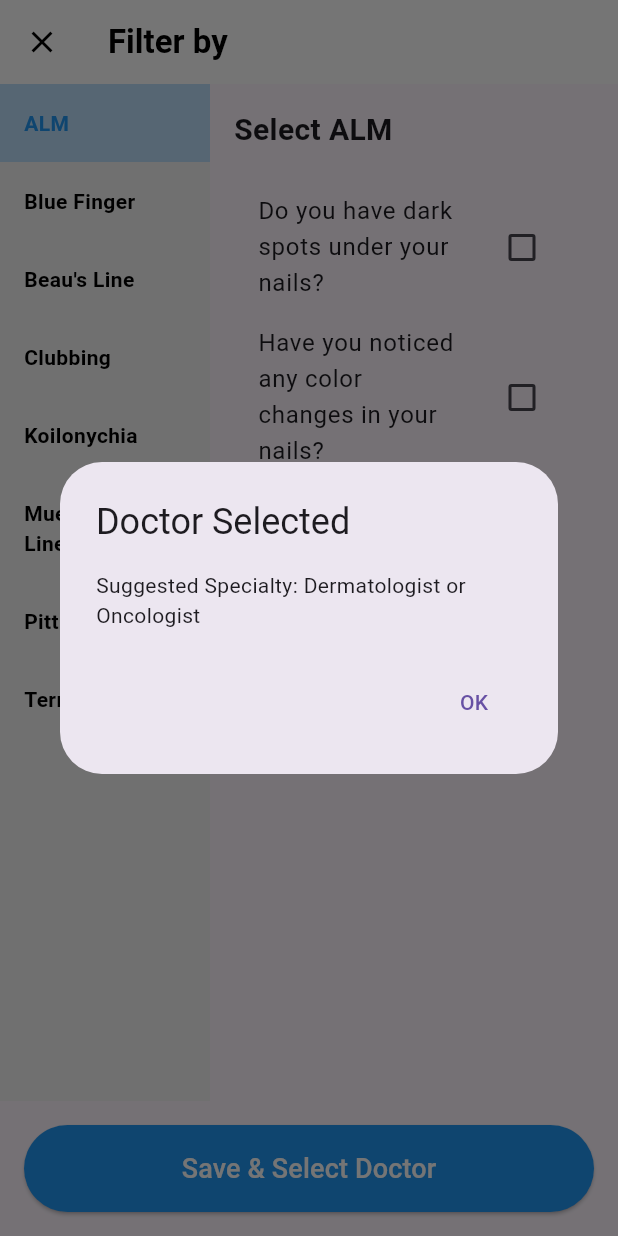
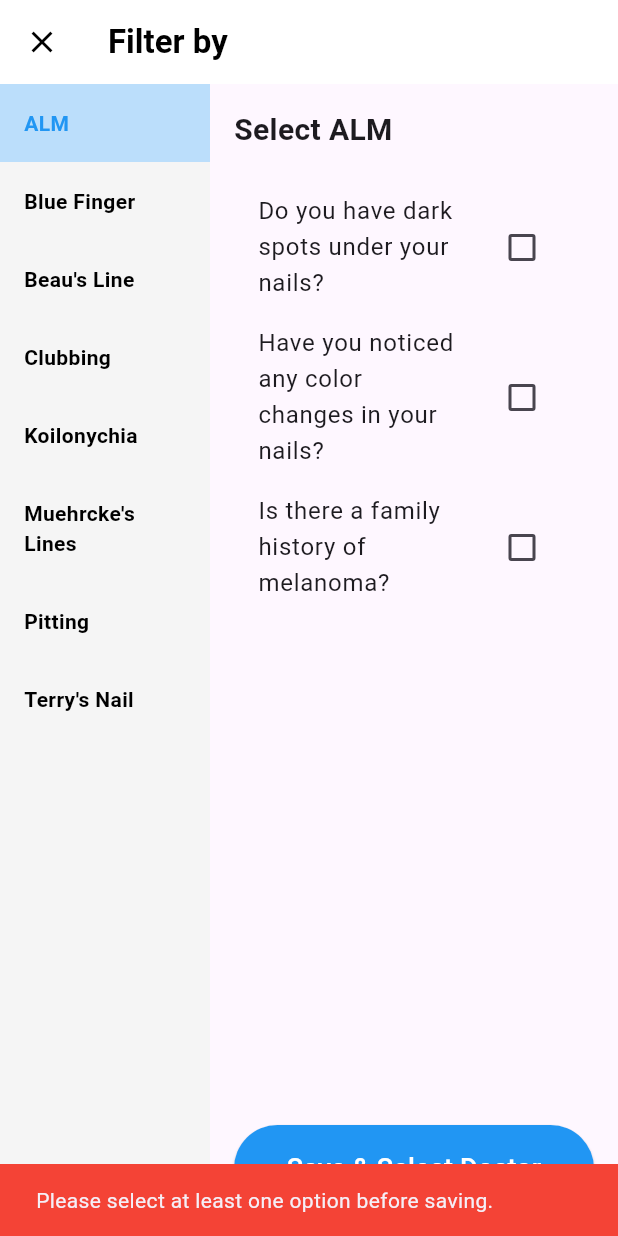
Before and after one commit to Mo277210/final_year_project, a Flutter app: the FilterPage screen opened directly, after a tap on "Save & Select Doctor", on a phone screen of 412 x 824 dp. Run offline on Flutter 3.47's test engine with Material 3 defaults, Android fonts, the phone set to English and light mode, and no system bars; our stand-ins replace file_picker, flutter_rating_bar.

Commit message:
question task3

```diff
--- a/lib/homePagePatient/questionsdiseasesScreen.dart
+++ b/lib/homePagePatient/questionsdiseasesScreen.dart
@@ -81,37 +81,6 @@ class _FilterPageState extends State<FilterPage> {
               ],
             ),
           ),
-
-          // Save Button
-          Padding(
-            padding: const EdgeInsets.all(16.0),
-            child: SizedBox(
-              width: double.infinity,
-              child: ElevatedButton(
-                onPressed: () {
-                  String specialty = getDoctorSpecialty(filterCategories[selectedIndex]);
-                  showDialog(
-                    context: context,
-                    builder: (context) => AlertDialog(
-                      title: const Text("Doctor Selected"),
-                      content: Text("Suggested Specialty: $specialty"),
-                      actions: [
-                        TextButton(
-                          onPressed: () => Navigator.pop(context),
-                          child: const Text("OK"),
-                        ),
-                      ],
-                    ),
-                  );
-                },
-                style: ElevatedButton.styleFrom(
-                  backgroundColor: Colors.blue,
-                  padding: const EdgeInsets.symmetric(vertical: 16),
-                ),
-                child: const Text("Save & Select Doctor", style: TextStyle(fontSize: 18, color: Colors.white)),
-              ),
-            ),
-          ),
         ],
       ),
     );
@@ -128,14 +97,16 @@ class FilterOptions extends StatefulWidget {
 }
 
 class _FilterOptionsState extends State<FilterOptions> {
-  String? selectedValue;
   List<String> selectedCheckboxValues = [];
 
   @override
   Widget build(BuildContext context) {
     List<Widget> options = getFilterOptions(widget.title);
 
-    return Padding(
+    return Column(
+      children: [
+        Expanded(
+          child: Padding(
             padding: const EdgeInsets.all(16.0),
             child: Column(
               crossAxisAlignment: CrossAxisAlignment.start,
@@ -148,6 +119,56 @@ class _FilterOptionsState extends State<FilterOptions> {
                 ...options,
               ],
             ),
+          ),
+        ),
+
+        // Save Button with Validation
+        Padding(
+          padding: const EdgeInsets.all(16.0),
+          child: SizedBox(
+            width: double.infinity,
+            child: ElevatedButton(
+              onPressed: () {
+                if (selectedCheckboxValues.isEmpty) {
+                  // Show error if nothing is selected
+                  ScaffoldMessenger.of(context).showSnackBar(
+                    SnackBar(
+                      content: const Text("Please select at least one option before saving."),
+                      backgroundColor: Colors.red,
+                    ),
+                  );
+                } else {
+                  // Proceed with selecting a doctor
+                  String specialty = getDoctorSpecialty(widget.title);
+                  showDialog(
+                    context: context,
+                    builder: (context) => AlertDialog(
+                      title: const Text("Doctor Selected"),
+                      content: Text("Suggested Specialty: $specialty"),
+                      actions: [
+                        TextButton(
+                          onPressed: () {
+                            setState(() {
+                              selectedCheckboxValues.clear(); // Clear selections
+                            });
+                            Navigator.pop(context);
+                          },
+                          child: const Text("OK"),
+                        ),
+                      ],
+                    ),
+                  );
+                }
+              },
+              style: ElevatedButton.styleFrom(
+                backgroundColor: Colors.blue,
+                padding: const EdgeInsets.symmetric(vertical: 16),
+              ),
+              child: const Text("Save & Select Doctor", style: TextStyle(fontSize: 18, color: Colors.white)),
+            ),
+          ),
+        ),
+      ],
     );
   }
 
```
Lines whose indentation alone changed are shown as unchanged.
